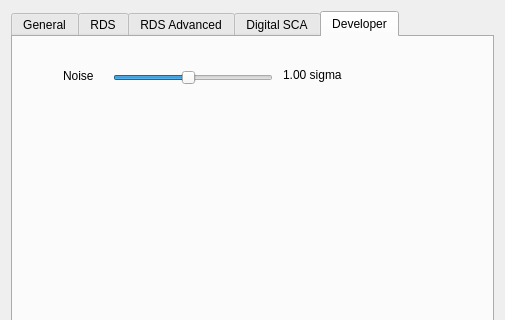
Above: JMPX/options.ui from jontio/JMPX before the change; both pictures show x 0 to 505 and y 0 to 320 of the 505 by 465 pixel window. Below: the same form after it.
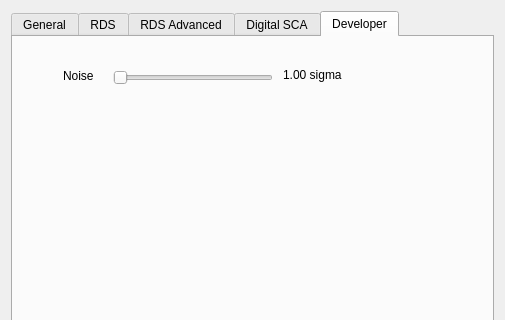
That is the form after the change. The open tabs and pages were chosen to show the change.

Commit message: Dev tab removed by default

```diff
--- a/JMPX/options.ui
+++ b/JMPX/options.ui
@@ -1724,7 +1724,7 @@
         <number>150</number>
        </property>
        <property name="value">
-        <number>70</number>
+        <number>0</number>
        </property>
        <property name="orientation">
         <enum>Qt::Horizontal</enum>
```
Left out of the diff: 2 changed lines with no effect on the pictures. The commit also changes 2 other files.
